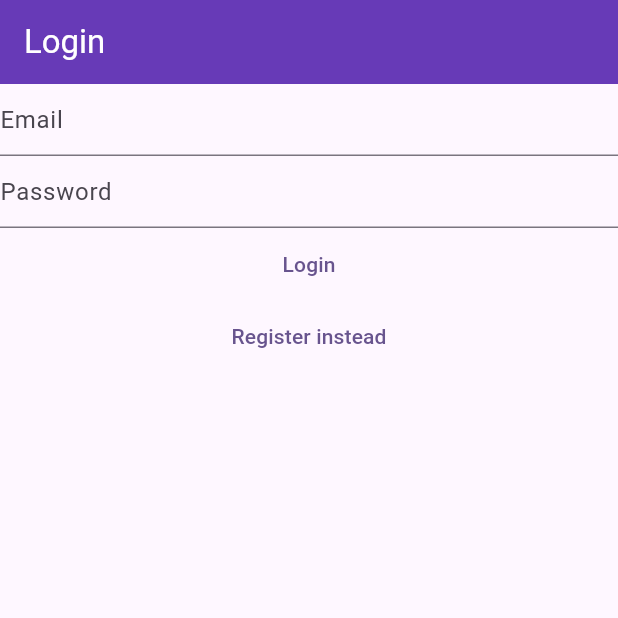
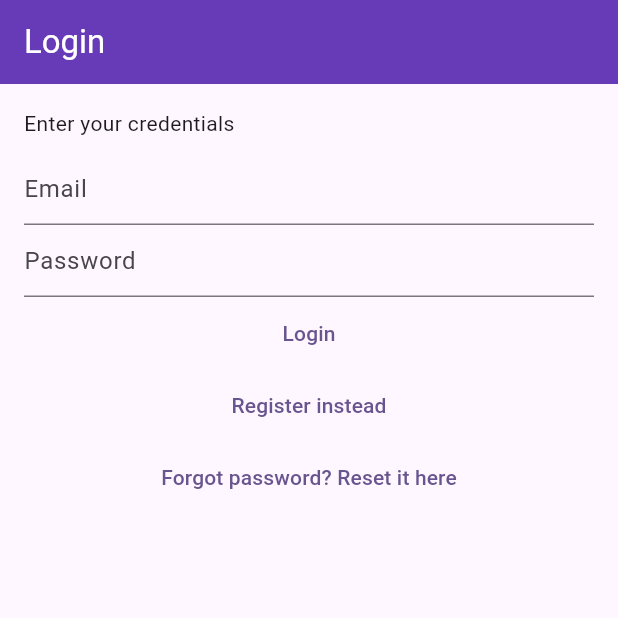
Before and after one commit to kart1k-g/mynotes, a Flutter app: the screen it shows after launch, on a phone screen of 412 x 824 dp, the top half of it. Run offline on Flutter 3.47's test engine with Material 3 defaults, Android fonts, the phone set to English and light mode, and no system bars; our stand-ins replace bloc, cloud_firestore, equatable, firebase_auth, firebase_core, flutter_bloc and 1 more; accounts and stored records are empty.

Commit message:
add feature to reset password of an existing account

```diff
--- a/lib/Views/login_view.dart
+++ b/lib/Views/login_view.dart
@@ -29,16 +29,21 @@ class _LoginViewState extends State<LoginView> {
   @override
   Widget build(BuildContext context) {
     return BlocListener<AuthBloc, AuthState>(
-      listener: (context, state) async{
-
-      },
+      listener: (context, state) async {},
       child: Scaffold(
         appBar: AppBar(
           title: const Text("Login", style: TextStyle(color: Colors.white)),
           backgroundColor: Colors.deepPurple,
         ),
-        body: Column(
+        body: Padding(
+          padding: const EdgeInsetsGeometry.all(16.0),
+          child: Column(
+            crossAxisAlignment: CrossAxisAlignment.start,
             children: [
+              const Text("Enter your credentials"),
+
+              const SizedBox(height: 10,),
+
               TextField(
                 controller: _email,
                 autocorrect: false,
@@ -54,6 +59,9 @@ class _LoginViewState extends State<LoginView> {
                 decoration: InputDecoration(hintText: "Password"),
               ),
 
+              Center(
+                child: Column(
+                  children: [
                     TextButton(
                       onPressed: () async {
                         final email = _email.text;
@@ -74,7 +82,20 @@ class _LoginViewState extends State<LoginView> {
                       },
                       child: const Text("Register instead"),
                     ),
+
+                    TextButton(
+                      onPressed: () {
+                        context.read<AuthBloc>().add(
+                          AuthResetPasswordRequested(email: null),
+                        );
+                      },
+                      child: const Text("Forgot password? Reset it here"),
+                    ),
                   ],
+                ),
+              ),
+            ],
+          ),
         ),
       ),
     );
--- a/lib/home_page_view.dart
+++ b/lib/home_page_view.dart
@@ -3,12 +3,15 @@ import 'package:flutter_bloc/flutter_bloc.dart';
 import 'package:mynotes/Views/login_view.dart';
 import 'package:mynotes/Views/notes/notes_view.dart';
 import 'package:mynotes/Views/register_view.dart';
+import 'package:mynotes/Views/reset_password_view.dart';
 import 'package:mynotes/Views/verify_email_view.dart';
 import 'package:mynotes/helpers/loading/loading_screen.dart';
 import 'package:mynotes/services/auth/auth_exceptions.dart';
 import 'package:mynotes/services/auth/bloc/auth_bloc.dart';
 import 'package:mynotes/utilites/dialogs/error_dialog.dart';
-import 'dart:developer';
+
+import 'package:mynotes/utilites/dialogs/reset_password_email_sent.dart';
+
 class HomePage extends StatefulWidget {
   const HomePage({super.key});
 
@@ -20,41 +23,70 @@ class _HomePageState extends State<HomePage> {
   @override
   Widget build(BuildContext context) {
     return BlocConsumer<AuthBloc, AuthState>(
-      listener: (context, state) async{
+      listener: (context, state) async {
         if (state is AuthLoading) {
           LoadingScreen().show(context: context, text: state.text);
-        }else{
+        } else {
           LoadingScreen().hide();
         }
 
-        if(state is AuthLoggedOut){
+        if (state is AuthLoggedOut) {
           final exception = state.exception;
-          if (exception is IncorrectCredentialsAuthException){
-            await showErrorDialog(context: context, text: "Invalid Credentials");
-          }else if (exception is WeakPasswordAuthException){
+          if (exception is IncorrectCredentialsAuthException) {
+            await showErrorDialog(
+              context: context,
+              text: "Invalid Credentials",
+            );
+          } else if (exception is WeakPasswordAuthException) {
             await showErrorDialog(context: context, text: "Weak password");
-          }else if( exception is EmailAlreadyInUseAuthException){
-            await showErrorDialog(context: context, text: "Email is already registered. Try logging in");
-          }else if(exception is InvalidEmailAuthException){
-            await showErrorDialog(context: context, text: "Enter a valid email");
-          }else if (exception is GenericAuthException){
-            await showErrorDialog(context: context, text: "Authentication error");
+          } else if (exception is EmailAlreadyInUseAuthException) {
+            await showErrorDialog(
+              context: context,
+              text: "Email is already registered. Try logging in",
+            );
+          } else if (exception is InvalidEmailAuthException) {
+            await showErrorDialog(
+              context: context,
+              text: "Enter a valid email",
+            );
+          } else if (exception is GenericAuthException) {
+            await showErrorDialog(
+              context: context,
+              text: "Authentication error",
+            );
+          }
+        } else if (state is AuthResetingPassword) {
+          final exception = state.exception;
+          if (exception is InvalidEmailAuthException) {
+            showErrorDialog(
+              context: context,
+              text: "The email provided is invalid. Retry",
+            );
+          } else if (exception is GenericAuthException) {
+            showErrorDialog(
+              context: context,
+              text: "An error occured while reseting password. Retry",
+            );
+          } else if (state.haveSentEmail) {
+            showResetPasswordEmailSentDialog(context: context);
           }
         }
       },
       builder: (context, state) {
         if (state is AuthLoggedOut) {
-          if (state.user!=null) {
-            return VerifyEmailView();
+          if (state.user != null) {
+            return const VerifyEmailView();
           } else if (state.isRegistering) {
-            return RegisterView();
+            return const RegisterView();
           } else {
-            return LoginView();
+            return const LoginView();
           }
         } else if (state is AuthLoggedIn) {
-          return NotesViewState();
+          return const NotesViewState();
+        } else if (state is AuthResetingPassword) {
+          return const ResetPasswordView();
         }
-        return Scaffold(body: Center(child: CircularProgressIndicator()));
+        return const Scaffold(body: Center(child: CircularProgressIndicator()));
       },
     );
   }
--- a/lib/services/auth/auth_exceptions.dart
+++ b/lib/services/auth/auth_exceptions.dart
@@ -1,7 +1,8 @@
 // login
 class IncorrectCredentialsAuthException implements Exception{}
 
-class UserNotFoundAuthException implements Exception{}
+// is no longer supported due to security
+// class UserNotFoundAuthException implements Exception{}
 
 // register
 class EmailAlreadyInUseAuthException implements Exception{}
--- a/lib/services/auth/auth_provider.dart
+++ b/lib/services/auth/auth_provider.dart
@@ -20,4 +20,6 @@ abstract class AuthProvider {
   Future<void> deleteUser();
 
   Future<void> reload();
+
+  Future<void> resetPassword({required String email});
 }
--- a/lib/services/auth/auth_service.dart
+++ b/lib/services/auth/auth_service.dart
@@ -42,4 +42,7 @@ class AuthService implements AuthProvider{
   @override
   Future<void> reload()=> provider.reload();
 
+  @override
+  Future<void> resetPassword({required String email}) => provider.resetPassword(email: email);
+
 }
--- a/lib/services/auth/bloc/auth_event.dart
+++ b/lib/services/auth/bloc/auth_event.dart
@@ -38,3 +38,8 @@ final class AuthDeleteUserRequested extends AuthEvent with EquatableMixin{
   @override
   List<Object?> get props => [displayRegisterView];
 }
+
+final class AuthResetPasswordRequested extends AuthEvent{
+  final String? email;
+  AuthResetPasswordRequested({required this.email});
+}
--- a/lib/services/auth/bloc/auth_state.dart
+++ b/lib/services/auth/bloc/auth_state.dart
@@ -31,3 +31,12 @@ final class AuthLoggedIn extends AuthState {
   final AuthUser user;
   AuthLoggedIn({required this.user});
 }
+
+final class AuthResetingPassword extends AuthState with EquatableMixin{
+  final Exception? exception;
+  final bool haveSentEmail;
+  AuthResetingPassword({required this.exception, this.haveSentEmail=false});
+
+  @override
+  List<Object?> get props => [exception, haveSentEmail];
+}
```
Also changed, not shown: lib/Views/register_view.dart (+21 -3 lines), lib/Views/reset_password_view.dart (added, +80 -0 lines), lib/Views/verify_email_view.dart (+6 -1 lines), lib/services/auth/bloc/auth_bloc.dart (+27 -6 lines), lib/services/auth/firebase_auth_provider.dart (+14 -0 lines), lib/utilites/dialogs/reset_password_email_sent.dart (added, +14 -0 lines), 1 other file. Lines whose indentation alone changed are shown as unchanged.
